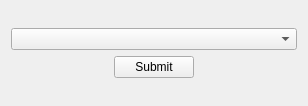
The window that uiFiles/playerRole.ui (ghorik78/serverGui) describes before a commit, drawn with Qt 5.
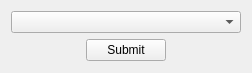
The same window after the commit.

What changed in the file:
```diff
--- a/uiFiles/playerRole.ui
+++ b/uiFiles/playerRole.ui
@@ -6,8 +6,8 @@
    <rect>
     <x>0</x>
     <y>0</y>
-    <width>308</width>
-    <height>106</height>
+    <width>252</width>
+    <height>73</height>
    </rect>
   </property>
   <property name="windowTitle">
```
